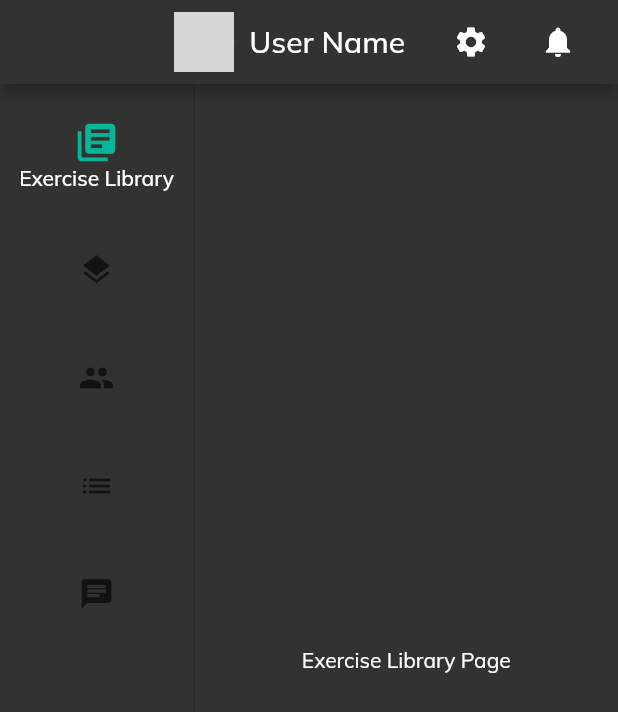
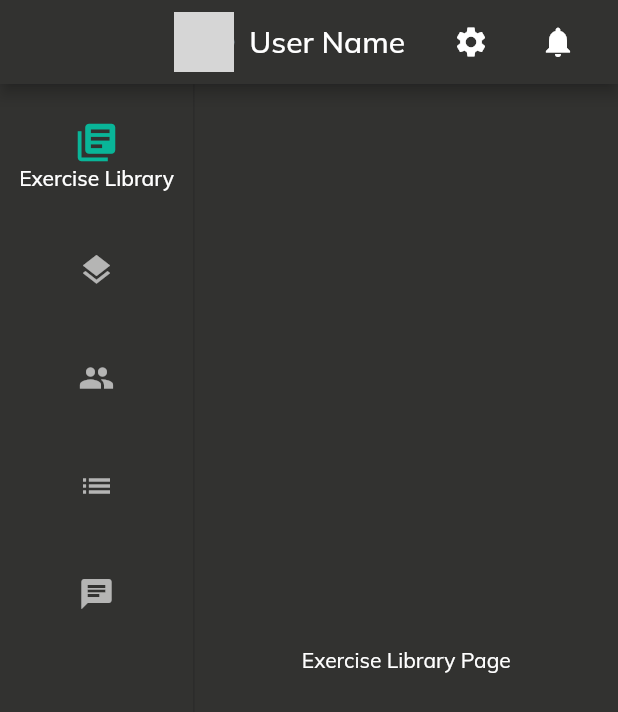
Before and after one commit to salahlashein/Web-dashboard-for-a-powerlifting-company, a Flutter app: the Navbar screen opened by its route, on a phone screen of 412 x 824 dp. Shown: the top 712 px of the screen. Run offline on Flutter 3.47's test engine with Material 2 defaults, Android fonts, the phone set to English and light mode, and no system bars; our stand-ins replace firebase_auth, firebase_core, get, google_fonts; accounts and stored records are empty; network calls fail; grey boxes are pictures that could not be loaded.

Commit message:
Icon from side menu to white color

```diff
--- a/lib/navbar.dart
+++ b/lib/navbar.dart
@@ -26,6 +26,8 @@ class _NavbarState extends State<Navbar> {
   Widget build(BuildContext context) {
     return Scaffold(
       appBar: AppBar(
+        //<-- SEE HERE
+
         backgroundColor: Color.fromARGB(255, 50, 50, 48),
         automaticallyImplyLeading: false, // This will remove the back button
         title: Row(
@@ -64,7 +66,7 @@ class _NavbarState extends State<Navbar> {
             labelType: NavigationRailLabelType.selected,
             destinations: [
               NavigationRailDestination(
-                icon: Icon(Icons.library_books),
+                icon: Icon(Icons.library_books, color: Colors.white),
                 selectedIcon: Icon(
                   Icons.library_books,
                   size: 30,
@@ -74,7 +76,7 @@ class _NavbarState extends State<Navbar> {
                     style: TextStyle(color: Colors.white)),
               ),
               NavigationRailDestination(
-                icon: Icon(Icons.layers),
+                icon: Icon(Icons.layers, color: Colors.white),
                 selectedIcon: Icon(
                   Icons.layers,
                   size: 30,
@@ -83,7 +85,7 @@ class _NavbarState extends State<Navbar> {
                 label: Text('Templates', style: TextStyle(color: Colors.white)),
               ),
               NavigationRailDestination(
-                icon: Icon(Icons.people),
+                icon: Icon(Icons.people, color: Colors.white),
                 selectedIcon: Icon(
                   Icons.people,
                   size: 30,
@@ -93,7 +95,7 @@ class _NavbarState extends State<Navbar> {
                     style: TextStyle(color: Colors.white)),
               ),
               NavigationRailDestination(
-                icon: Icon(Icons.list),
+                icon: Icon(Icons.list, color: Colors.white),
                 selectedIcon: Icon(
                   Icons.list,
                   size: 30,
@@ -103,7 +105,7 @@ class _NavbarState extends State<Navbar> {
                     Text('Athlete List', style: TextStyle(color: Colors.white)),
               ),
               NavigationRailDestination(
-                icon: Icon(Icons.chat),
+                icon: Icon(Icons.chat, color: Colors.white),
                 selectedIcon: Icon(
                   Icons.chat,
                   size: 30,
--- a/pubspec.yaml
+++ b/pubspec.yaml
@@ -37,6 +37,7 @@ dependencies:
   # The following adds the Cupertino Icons font to your application.
   # Use with the CupertinoIcons class for iOS style icons.
   cupertino_icons: ^1.0.2
+  firebase_auth: ^4.6.2
 
 dev_dependencies:
   flutter_test:
```
Also changed, not shown: lib/login.dart (+68 -27 lines), lib/main.dart (+15 -3 lines), pubspec.lock, 2 other files.
